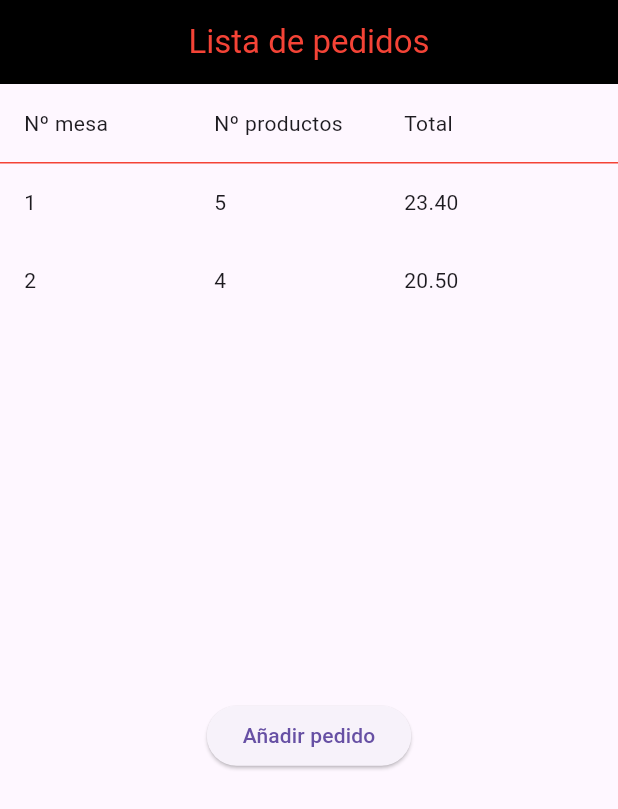
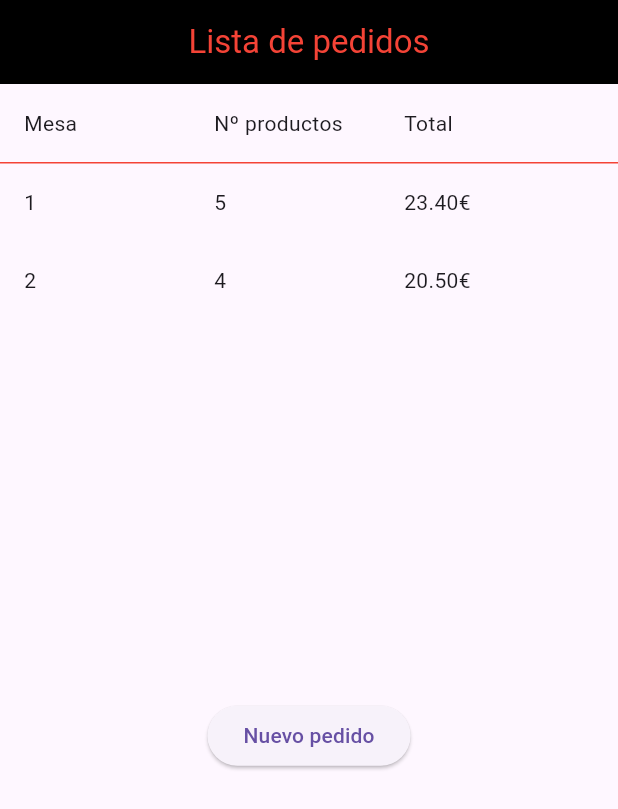
Before and after one commit to SilviaGarciaBouza/T4_1, a Flutter app: the screen it shows after launch, on a phone screen of 412 x 824 dp. Shown: the top 809 px of the screen. Run offline on Flutter 3.47's test engine with Material 3 defaults, Android fonts, the phone set to English and light mode, and no system bars.

```diff
--- a/lib/views/HomeView.dart
+++ b/lib/views/HomeView.dart
@@ -29,7 +29,7 @@ class _HomeWiewState extends State<HomeWiew> {
             padding: const EdgeInsets.all(16.0),
             child: Row(
               children: [
-                Expanded(flex: 1, child: Text("Nº mesa")),
+                Expanded(flex: 1, child: Text("Mesa")),
                 Expanded(flex: 1, child: Text("Nº productos")),
                 Expanded(flex: 1, child: Text("Total")),
               ],
@@ -65,11 +65,7 @@ class _HomeWiewState extends State<HomeWiew> {
                       Expanded(
                         flex: 1,
                         child: Text(
-                          barViewModel
-                              .getListaPedidos()[index]
-                              .totalEuros
-                              .toStringAsFixed(2)
-                              .toString(),
+                          "${barViewModel.getListaPedidos()[index].totalEuros.toStringAsFixed(2).toString()}€",
                         ),
                       ),
                     ],
@@ -88,12 +84,15 @@ class _HomeWiewState extends State<HomeWiew> {
                     builder: (context) => const Crearpedidoview(),
                   ),
                 );
+                if (!mounted) return;
 
                 if (resultado != null && resultado is Pedido && mounted) {
-                  barViewModel.addPedido(resultado);
+                  setState(() {
+                    barViewModel.addPedido(resultado);
+                  });
                 }
               },
-              child: Text("Añadir pedido"),
+              child: Text("Nuevo pedido"),
             ),
           ),
         ],
--- a/lib/views/ResumenFinal.dart
+++ b/lib/views/ResumenFinal.dart
@@ -55,8 +55,8 @@ class ResumenfinalView extends StatelessWidget {
                         Expanded(child: Text(producto.name)),
                         Expanded(
                           child: Text(
-                            (producto.cantidad * producto.precio)
-                                .toStringAsFixed(2),
+                           "${(producto.cantidad * producto.precio)
+                                .toStringAsFixed(2)}€",
                           ),
                         ),
                       ],
@@ -69,7 +69,7 @@ class ResumenfinalView extends StatelessWidget {
             Row(
               children: [
                 Text("Total: "),
-                Text("${total.toStringAsFixed(2)}  "),
+                Text("${total.toStringAsFixed(2)}€"),
               ],
             ),
 
--- a/lib/views/SeleccionProductoView.dart
+++ b/lib/views/SeleccionProductoView.dart
@@ -108,7 +108,7 @@ class _SeleccionproductoviewState extends State<Seleccionproductoview> {
                         child: Text(producto.name),
                       ),
                     ),
-                    Expanded(flex: 2, child: Text(producto.precio.toString())),
+                    Expanded(flex: 2, child: Text("${producto.precio.toString()}€")),
                   ],
                 );
               },
@@ -121,6 +121,7 @@ class _SeleccionproductoviewState extends State<Seleccionproductoview> {
               children: [
                 Flexible(
                   child: ElevatedButton(
+
                     onPressed: () => {
                       Navigator.pop(
                         context,
```
Also changed, not shown: lib/views/CrearPedidoView.dart (+4 -6 lines).
